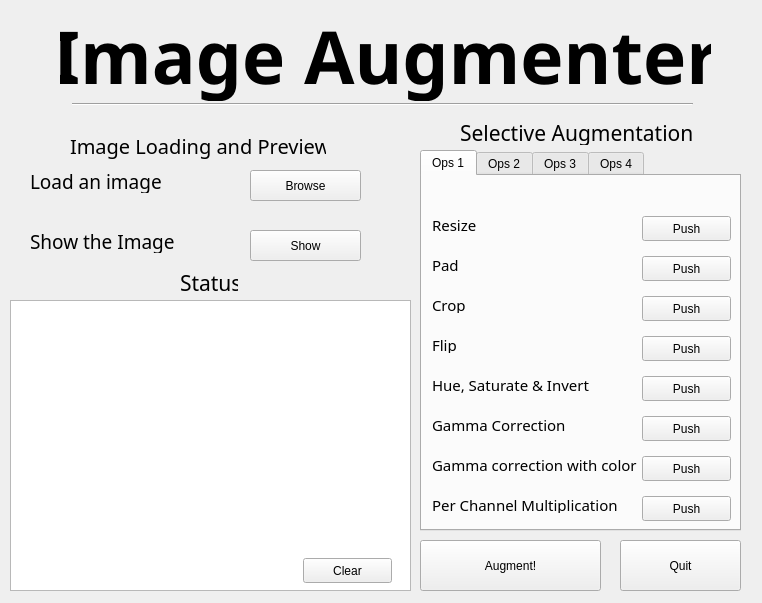
This is gui.ui in pranav6670/Image-Augmenter as Qt 5 draws it before an edit. The edited form follows.
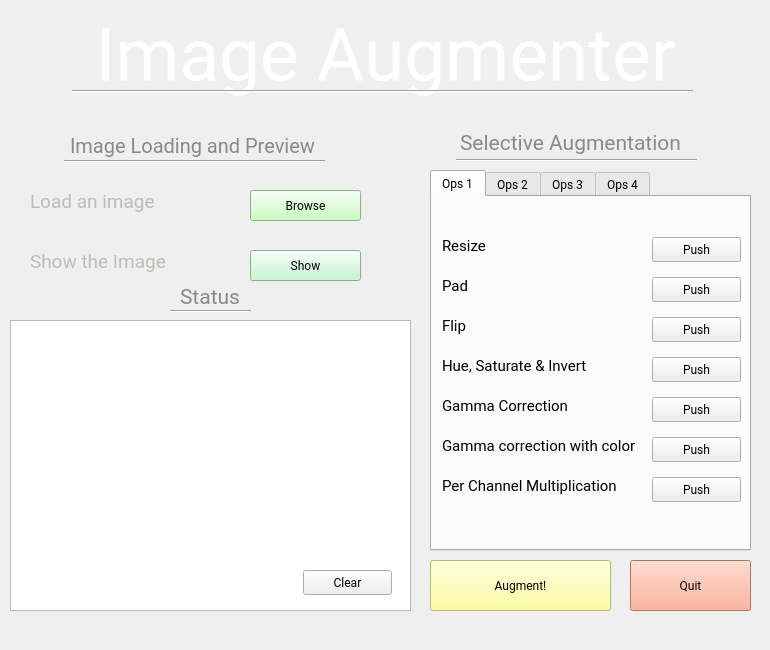
This is the edited form. The open tabs and pages were chosen to show the change. Icons and pictures are not drawn.

```diff
--- a/gui.ui
+++ b/gui.ui
@@ -6,10 +6,15 @@
    <rect>
     <x>0</x>
     <y>0</y>
-    <width>762</width>
-    <height>603</height>
+    <width>770</width>
+    <height>650</height>
    </rect>
   </property>
+  <property name="font">
+   <font>
+    <family>Roboto</family>
+   </font>
+  </property>
   <property name="windowTitle">
    <string>Image Augmenter</string>
   </property>
@@ -32,14 +37,14 @@
     </property>
     <property name="font">
      <font>
-      <family>Trebuchet MS</family>
+      <family>Ubuntu Mono</family>
       <pointsize>55</pointsize>
-      <weight>75</weight>
-      <bold>true</bold>
+      <weight>50</weight>
+      <bold>false</bold>
      </font>
     </property>
     <property name="styleSheet">
-     <string notr="true">color: rgb(0, 0, 0);</string>
+     <string notr="true">color: rgb(255, 255, 255);</string>
     </property>
     <property name="text">
      <string>Image Augmenter</string>
@@ -51,8 +56,8 @@
    <widget class="QPushButton" name="augment">
     <property name="geometry">
      <rect>
-      <x>420</x>
-      <y>540</y>
+      <x>430</x>
+      <y>560</y>
       <width>181</width>
       <height>51</height>
      </rect>
@@ -61,7 +66,16 @@
      <string/>
     </property>
     <property name="styleSheet">
-     <string notr="true">color: rgb(0, 0, 0);</string>
+     <string notr="true">QPushButton#augment{
+color: rgb(0, 0, 0);
+            background-color: #ffff8d; 
+        }
+        QPushButton#augment:hover {
+            background-color: #ffff00; 
+        }
+        QPushButton#augment:pressed {
+            background-color: #ffea00;
+        }    </string>
     </property>
     <property name="text">
      <string>Augment!</string>
@@ -70,14 +84,23 @@
    <widget class="QPushButton" name="quit">
     <property name="geometry">
      <rect>
-      <x>620</x>
-      <y>540</y>
+      <x>630</x>
+      <y>560</y>
       <width>121</width>
       <height>51</height>
      </rect>
     </property>
     <property name="styleSheet">
-     <string notr="true">color: rgb(0, 0, 0);</string>
+     <string notr="true">QPushButton#quit{
+	        color: rgb(0, 0, 0);
+            background-color: #ff9e80;
+        }
+        QPushButton#quit:hover {
+            background-color: #ff6e40;
+        }
+        QPushButton#quit:pressed {
+            background-color: #ff3d00;
+        }    </string>
     </property>
     <property name="text">
      <string>Quit</string>
@@ -87,14 +110,14 @@
     <property name="geometry">
      <rect>
       <x>180</x>
-      <y>270</y>
-      <width>58</width>
+      <y>284</y>
+      <width>61</width>
       <height>25</height>
      </rect>
     </property>
     <property name="font">
      <font>
-      <family>Trebuchet MS</family>
+      <family>Ubuntu Mono</family>
       <pointsize>16</pointsize>
       <weight>50</weight>
       <bold>false</bold>
@@ -102,7 +125,7 @@
      </font>
     </property>
     <property name="styleSheet">
-     <string notr="true">color: rgb(0, 0, 0);</string>
+     <string notr="true">color: rgb(136, 138, 133);</string>
     </property>
     <property name="text">
      <string>Status</string>
@@ -111,8 +134,8 @@
    <widget class="QTabWidget" name="tabWidget">
     <property name="geometry">
      <rect>
-      <x>420</x>
-      <y>150</y>
+      <x>430</x>
+      <y>170</y>
       <width>321</width>
       <height>381</height>
      </rect>
@@ -148,27 +171,6 @@
        <string>Resize </string>
       </property>
      </widget>
-     <widget class="QLabel" name="label_8">
-      <property name="geometry">
-       <rect>
-        <x>10</x>
-        <y>120</y>
-        <width>121</width>
-        <height>17</height>
-       </rect>
-      </property>
-      <property name="font">
-       <font>
-        <family>Trebuchet MS</family>
-        <pointsize>11</pointsize>
-        <weight>50</weight>
-        <bold>false</bold>
-       </font>
-      </property>
-      <property name="text">
-       <string>Crop </string>
-      </property>
-     </widget>
      <widget class="QLabel" name="label_9">
       <property name="geometry">
        <rect>
@@ -194,7 +196,7 @@
       <property name="geometry">
        <rect>
         <x>10</x>
-        <y>160</y>
+        <y>120</y>
         <width>111</width>
         <height>17</height>
        </rect>
@@ -215,7 +217,7 @@
       <property name="geometry">
        <rect>
         <x>10</x>
-        <y>200</y>
+        <y>160</y>
         <width>191</width>
         <height>17</height>
        </rect>
@@ -236,7 +238,7 @@
       <property name="geometry">
        <rect>
         <x>10</x>
-        <y>240</y>
+        <y>200</y>
         <width>211</width>
         <height>17</height>
        </rect>
@@ -257,7 +259,7 @@
       <property name="geometry">
        <rect>
         <x>10</x>
-        <y>280</y>
+        <y>240</y>
         <width>231</width>
         <height>17</height>
        </rect>
@@ -278,7 +280,7 @@
       <property name="geometry">
        <rect>
         <x>10</x>
-        <y>320</y>
+        <y>280</y>
         <width>221</width>
         <height>17</height>
        </rect>
@@ -299,7 +301,7 @@
       <property name="geometry">
        <rect>
         <x>220</x>
-        <y>280</y>
+        <y>240</y>
         <width>89</width>
         <height>25</height>
        </rect>
@@ -325,7 +327,7 @@
       <property name="geometry">
        <rect>
         <x>220</x>
-        <y>320</y>
+        <y>280</y>
         <width>89</width>
         <height>25</height>
        </rect>
@@ -347,24 +349,11 @@
        <string>Push</string>
       </property>
      </widget>
-     <widget class="QPushButton" name="crop">
-      <property name="geometry">
-       <rect>
-        <x>220</x>
-        <y>120</y>
-        <width>89</width>
-        <height>25</height>
-       </rect>
-      </property>
-      <property name="text">
-       <string>Push</string>
-      </property>
-     </widget>
      <widget class="QPushButton" name="gc">
       <property name="geometry">
        <rect>
         <x>220</x>
-        <y>240</y>
+        <y>200</y>
         <width>89</width>
         <height>25</height>
        </rect>
@@ -377,7 +366,7 @@
       <property name="geometry">
        <rect>
         <x>220</x>
-        <y>200</y>
+        <y>160</y>
         <width>89</width>
         <height>25</height>
        </rect>
@@ -390,7 +379,7 @@
       <property name="geometry">
        <rect>
         <x>220</x>
-        <y>160</y>
+        <y>120</y>
         <width>89</width>
         <height>25</height>
        </rect>
@@ -1171,14 +1160,14 @@
     <property name="geometry">
      <rect>
       <x>460</x>
-      <y>120</y>
+      <y>130</y>
       <width>241</width>
       <height>25</height>
      </rect>
     </property>
     <property name="font">
      <font>
-      <family>Trebuchet MS</family>
+      <family>Ubuntu Mono</family>
       <pointsize>16</pointsize>
       <weight>50</weight>
       <bold>false</bold>
@@ -1186,7 +1175,7 @@
      </font>
     </property>
     <property name="styleSheet">
-     <string notr="true">color: rgb(0, 0, 0);</string>
+     <string notr="true">color: rgb(136, 138, 133);</string>
     </property>
     <property name="text">
      <string>Selective Augmentation</string>
@@ -1203,12 +1192,12 @@
     </property>
     <property name="font">
      <font>
-      <family>Trebuchet MS</family>
+      <family>Ubuntu Mono</family>
       <pointsize>15</pointsize>
      </font>
     </property>
     <property name="styleSheet">
-     <string notr="true">color: rgb(0, 0, 0);</string>
+     <string notr="true">color: rgb(136, 138, 133);</string>
     </property>
     <property name="text">
      <string>Image Loading and Preview</string>
@@ -1218,7 +1207,7 @@
     <property name="geometry">
      <rect>
       <x>30</x>
-      <y>170</y>
+      <y>190</y>
       <width>181</width>
       <height>23</height>
      </rect>
@@ -1230,7 +1219,7 @@
      </font>
     </property>
     <property name="styleSheet">
-     <string notr="true">color: rgb(0, 0, 0);</string>
+     <string notr="true">color: rgb(186, 189, 182);</string>
     </property>
     <property name="text">
      <string>Load an image</string>
@@ -1240,7 +1229,7 @@
     <property name="geometry">
      <rect>
       <x>30</x>
-      <y>230</y>
+      <y>250</y>
       <width>181</width>
       <height>23</height>
      </rect>
@@ -1252,7 +1241,8 @@
      </font>
     </property>
     <property name="styleSheet">
-     <string notr="true">color: rgb(0, 0, 0);</string>
+     <string notr="true">
+color: rgb(186, 189, 182);</string>
     </property>
     <property name="text">
      <string>Show the Image</string>
@@ -1262,7 +1252,7 @@
     <property name="geometry">
      <rect>
       <x>10</x>
-      <y>300</y>
+      <y>320</y>
       <width>401</width>
       <height>291</height>
      </rect>
@@ -1272,13 +1262,22 @@
     <property name="geometry">
      <rect>
       <x>250</x>
-      <y>170</y>
+      <y>190</y>
       <width>111</width>
       <height>31</height>
      </rect>
     </property>
     <property name="styleSheet">
-     <string notr="true">color: rgb(0, 0, 0);</string>
+     <string notr="true">QPushButton#browse{
+			 color: rgb(0, 0, 0);
+            background-color: rgb(187, 255, 176); 
+        }
+        QPushButton#browse:hover {
+            background-color: rgb(151, 255, 128);
+        }
+        QPushButton#browse:pressed {
+            background-color: rgb(85, 255, 0);
+        }   </string>
     </property>
     <property name="text">
      <string>Browse</string>
@@ -1288,13 +1287,22 @@
     <property name="geometry">
      <rect>
       <x>250</x>
-      <y>230</y>
+      <y>250</y>
       <width>111</width>
       <height>31</height>
      </rect>
     </property>
     <property name="styleSheet">
-     <string notr="true">color: rgb(0, 0, 0);</string>
+     <string notr="true">QPushButton{
+		     color: rgb(0, 0, 0);
+            background-color: #b9f6ca; 
+        }
+        QPushButton:hover {
+            background-color: #69f0ae;
+        }
+        QPushButton:pressed {
+           background-color: #00e676;
+        }    </string>
     </property>
     <property name="text">
      <string>Show</string>
@@ -1304,7 +1312,7 @@
     <property name="geometry">
      <rect>
       <x>72</x>
-      <y>96</y>
+      <y>83</y>
       <width>621</width>
       <height>16</height>
      </rect>
@@ -1317,7 +1325,7 @@
     <property name="geometry">
      <rect>
       <x>303</x>
-      <y>558</y>
+      <y>570</y>
       <width>89</width>
       <height>25</height>
      </rect>
@@ -1326,6 +1334,45 @@
      <string>Clear</string>
     </property>
    </widget>
+   <widget class="Line" name="line_2">
+    <property name="geometry">
+     <rect>
+      <x>64</x>
+      <y>151</y>
+      <width>261</width>
+      <height>20</height>
+     </rect>
+    </property>
+    <property name="orientation">
+     <enum>Qt::Horizontal</enum>
+    </property>
+   </widget>
+   <widget class="Line" name="line_3">
+    <property name="geometry">
+     <rect>
+      <x>456</x>
+      <y>152</y>
+      <width>241</width>
+      <height>16</height>
+     </rect>
+    </property>
+    <property name="orientation">
+     <enum>Qt::Horizontal</enum>
+    </property>
+   </widget>
+   <widget class="Line" name="line_4">
+    <property name="geometry">
+     <rect>
+      <x>170</x>
+      <y>301</y>
+      <width>81</width>
+      <height>20</height>
+     </rect>
+    </property>
+    <property name="orientation">
+     <enum>Qt::Horizontal</enum>
+    </property>
+   </widget>
   </widget>
  </widget>
  <resources/>
```
Left out of the diff: 12 changed lines with no effect on the pictures.
